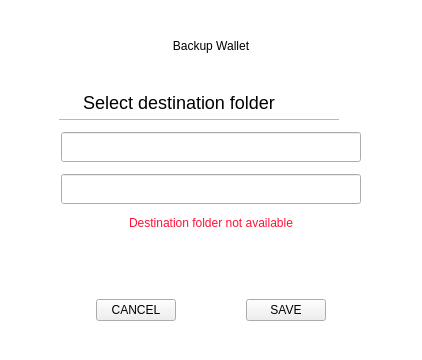
First picture: the form in src/qt/veil/forms/settingsbackup.ui, repository Veil-Project/veil, before the edit.
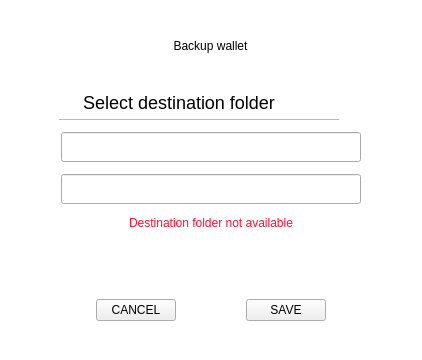
Second picture: the form after the edit. Icons and pictures are not drawn.

Patch:
```diff
--- a/src/qt/veil/forms/settingsbackup.ui
+++ b/src/qt/veil/forms/settingsbackup.ui
@@ -72,7 +72,7 @@
          <string notr="true"/>
         </property>
         <property name="text">
-         <string>Backup Wallet</string>
+         <string>Backup wallet</string>
         </property>
         <property name="alignment">
          <set>Qt::AlignCenter</set>
```
